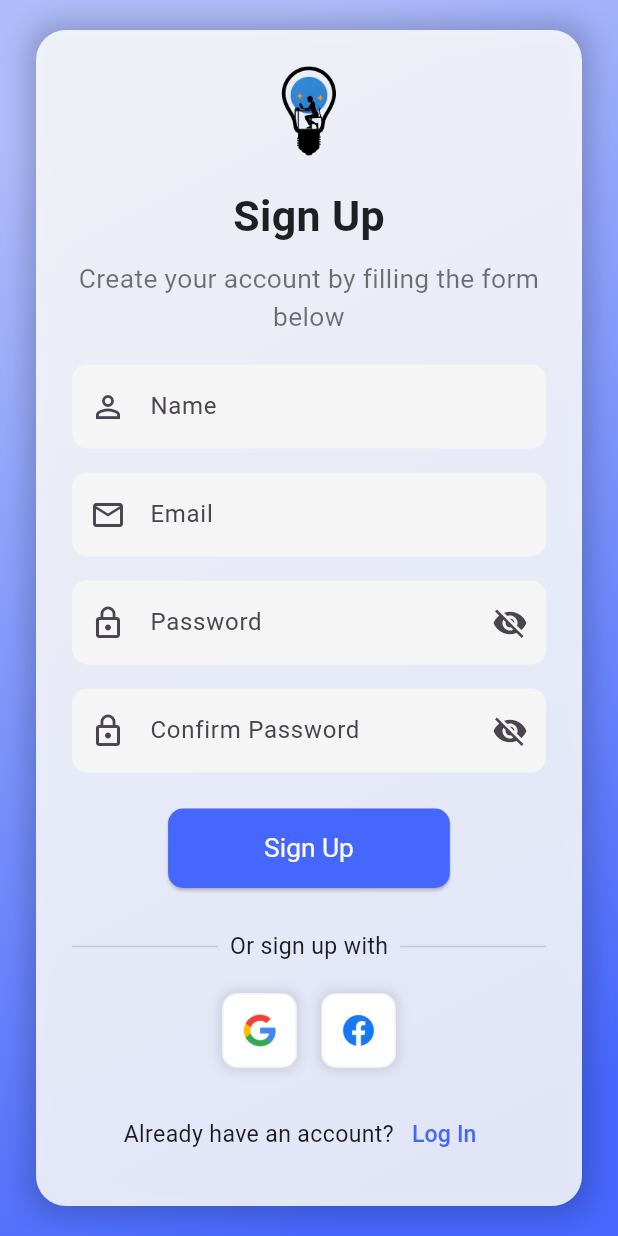
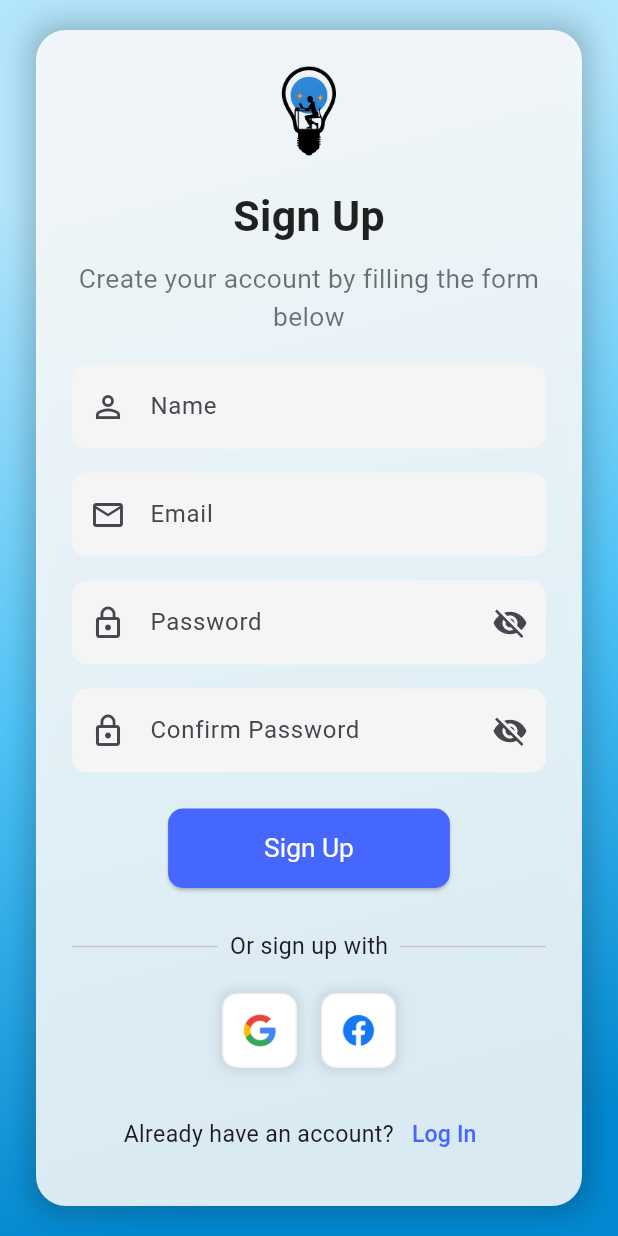
Before and after one commit to Elsheshtawwy/afaq, a Flutter app: the screen it shows after launch, after a tap on "Log In", after a tap on "Sign Up", on a phone screen of 412 x 824 dp. Run offline on Flutter 3.47's test engine with Material 3 defaults, Android fonts, the phone set to English and light mode, and no system bars; our stand-ins replace auto_size_text, font_awesome_flutter; network calls fail.

Commit message:
homeScreen

```diff
--- a/lib/pages/Onboarding/splash_screen.dart
+++ b/lib/pages/Onboarding/splash_screen.dart
@@ -25,7 +25,8 @@ class _SplashScreenState extends State<SplashScreen>
       duration: const Duration(seconds: 2),
       vsync: this,
     );
-    _animation = CurvedAnimation(parent: _controller, curve: Curves.bounceInOut);
+    _animation =
+        CurvedAnimation(parent: _controller, curve: Curves.bounceInOut);
 
     _controller.repeat(reverse: true);
 
@@ -41,10 +42,8 @@ class _SplashScreenState extends State<SplashScreen>
 
     Timer(const Duration(seconds: 3), () {
       _loadingTimer.cancel();
-      Navigator.pushReplacement(
-          context,
-          MaterialPageRoute(
-              builder: (context) => const LoginScreen()));
+      Navigator.pushReplacement(context,
+          MaterialPageRoute(builder: (context) => const LoginScreen()));
     });
   }
 
@@ -59,12 +58,26 @@ class _SplashScreenState extends State<SplashScreen>
   Widget build(BuildContext context) {
     return Scaffold(
       body: Container(
-        decoration: const BoxDecoration(
+        decoration: BoxDecoration(
           gradient: LinearGradient(
-            colors: [Colors.blue, Colors.purple],
-            begin: Alignment.topLeft,
+            colors: [
+              Colors.lightBlue.shade100,
+              Colors.lightBlue.shade300,
+              Colors.lightBlue.shade700,
+            ],
+            stops: [0.1, 0.5, 0.9],
+            begin: Alignment.topCenter,
             end: Alignment.bottomRight,
           ),
+          boxShadow: [
+            BoxShadow(
+              color: Colors.black.withOpacity(0.2),
+              spreadRadius: 4,
+              blurRadius: 8,
+              offset: Offset(0, 4),
+            ),
+          ],
+          borderRadius: BorderRadius.circular(15),
         ),
         child: Center(
           child: FadeTransition(
--- a/lib/pages/auth/login_screen.dart
+++ b/lib/pages/auth/login_screen.dart
@@ -46,14 +46,14 @@ class _LoginScreenState extends State<LoginScreen> {
         child: Container(
           decoration: BoxDecoration(
             gradient: LinearGradient(
-              begin: Alignment.topLeft,
-              end: Alignment.bottomRight,
               colors: [
-                primaryColor.withOpacity(0.4),
-                primaryColor.withOpacity(0.7),
-                primaryColor.withOpacity(1.0),
+                Colors.lightBlue.shade100,
+                Colors.lightBlue.shade300,
+                Colors.lightBlue.shade700,
               ],
               stops: [0.1, 0.5, 0.9],
+              begin: Alignment.topCenter,
+              end: Alignment.bottomRight,
             ),
           ),
           child: Center(
--- a/lib/pages/auth/signup_screen.dart
+++ b/lib/pages/auth/signup_screen.dart
@@ -55,14 +55,14 @@ class _SignUpScreenState extends State<SignUpScreen> {
             return Container(
               decoration: BoxDecoration(
                 gradient: LinearGradient(
-                  begin: Alignment.topLeft,
-                  end: Alignment.bottomRight,
                   colors: [
-                    primaryColor.withOpacity(0.4),
-                    primaryColor.withOpacity(0.7),
-                    primaryColor.withOpacity(1.0),
+                    Colors.lightBlue.shade100,
+                    Colors.lightBlue.shade300,
+                    Colors.lightBlue.shade700,
                   ],
                   stops: [0.1, 0.5, 0.9],
+                  begin: Alignment.topCenter,
+                  end: Alignment.bottomRight,
                 ),
               ),
               child: Center(
@@ -111,12 +111,8 @@ class _SignUpScreenState extends State<SignUpScreen> {
                                 "assets/socialLogos/light/facebook.png",
                               ],
                               [
-                            () {
-
-                            },
-                            () {
-
-                            },
+                                () {},
+                                () {},
                               ],
                             ),
                             const SizedBox(height: 20),
@@ -262,8 +258,8 @@ class _SignUpScreenState extends State<SignUpScreen> {
       label: 'Sign Up',
       onPressed: () {
         if (_formKey.currentState!.validate()) {
-          Navigator.pushReplacement(context,
-              MaterialPageRoute(builder: (context) =>  HomePage()));
+          Navigator.pushReplacement(
+              context, MaterialPageRoute(builder: (context) => HomePage()));
         }
       },
       buttonColor: primaryColor,
```
Also changed, not shown: lib/pages/mainScreens/home_screen.dart (+50 -29 lines). Lines whose indentation alone changed are shown as unchanged.
